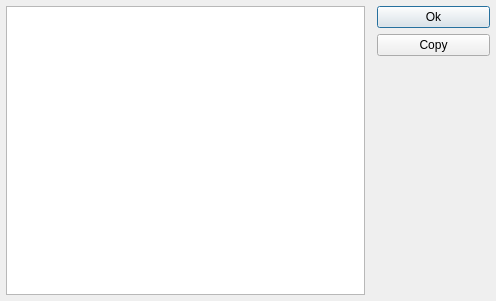
Before: the Qt Designer form logdialog.ui in openconnect/openconnect-gui, drawn with Qt 5.
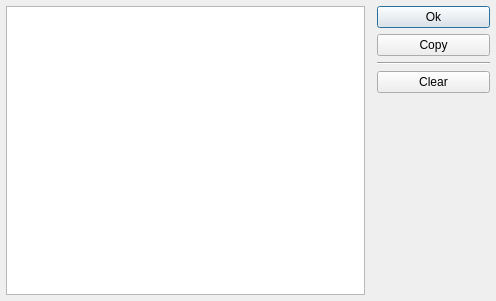
After: the same form once the commit is applied.

Commit message: allow clearing up the log dialog

```diff
--- a/logdialog.ui
+++ b/logdialog.ui
@@ -19,6 +19,9 @@
    </property>
    <item row="1" column="1">
     <layout class="QFormLayout" name="formLayout">
+     <property name="fieldGrowthPolicy">
+      <enum>QFormLayout::AllNonFixedFieldsGrow</enum>
+     </property>
      <property name="labelAlignment">
       <set>Qt::AlignCenter</set>
      </property>
@@ -42,6 +45,20 @@
        </property>
       </widget>
      </item>
+     <item row="4" column="1">
+      <widget class="QPushButton" name="pushButton_2">
+       <property name="text">
+        <string>Clear</string>
+       </property>
+      </widget>
+     </item>
+     <item row="3" column="1">
+      <widget class="Line" name="line">
+       <property name="orientation">
+        <enum>Qt::Horizontal</enum>
+       </property>
+      </widget>
+     </item>
     </layout>
    </item>
    <item row="1" column="0">
```
Left out of the diff: 13 changed lines with no effect on the pictures. The commit also changes 2 other files.
